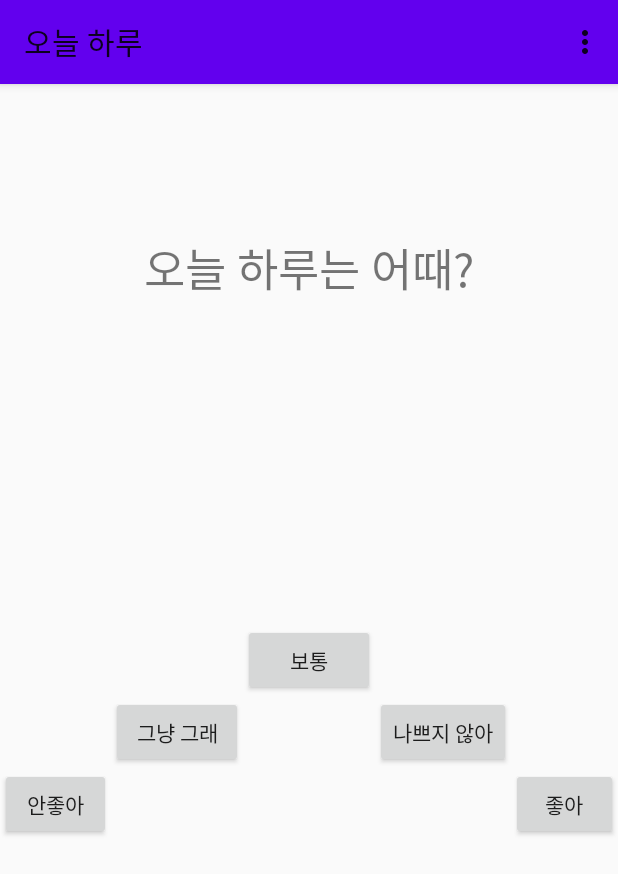
After one commit to JiYeon0203/MyEveryday, an Android app: the SixActivity screen opened directly, with no data from a screen before it, on a phone screen of 412 x 824 dp. The commit adds this screen. Shown: the top 874 px of the screen. Run offline under Robolectric (Android 15) with nearby library versions, the phone set to English and light mode, and no system bars.

Commit message:
06-14 update

```diff
--- a/app/src/main/AndroidManifest.xml
+++ b/app/src/main/AndroidManifest.xml
@@ -39,6 +39,7 @@
         <activity android:name=".ThirdActivity" android:label="병원 리스트 화면"/>
         <activity android:name=".FourActivity" android:label="메모장 화면"/>
         <activity android:name=".FiveActivity" android:label="하루 목표 화면"/>
+        <activity android:name=".SixActivity" android:label="오늘 하루는 어때? 화면"/>
     </application>
 
 </manifest>
--- /dev/null
+++ b/app/src/main/java/com/baewha/myeveryday/SixActivity.java
@@ -0,0 +1,41 @@
+package com.baewha.myeveryday;
+
+import android.content.Intent;
+import android.os.Bundle;
+import android.view.Menu;
+import android.view.MenuInflater;
+import android.view.MenuItem;
+
+import androidx.annotation.NonNull;
+import androidx.appcompat.app.AppCompatActivity;
+
+public class SixActivity extends AppCompatActivity {
+
+    @Override
+    public boolean onCreateOptionsMenu(Menu menu) {
+        super.onCreateOptionsMenu(menu);
+        MenuInflater mi = getMenuInflater();
+        mi.inflate(R.menu.menu, menu);
+        return true;
+    }
+
+    @Override
+    public boolean onOptionsItemSelected(@NonNull MenuItem item) {
+        super.onOptionsItemSelected(item);
+        switch (item.getItemId()){
+            case R.id.item1:
+                Intent intent = new Intent(getApplicationContext(), MainActivity.class);
+                startActivity(intent);
+                return true;
+        }
+        return false;
+    }
+
+    @Override
+    protected void onCreate(Bundle savedInstanceState) {
+        super.onCreate(savedInstanceState);
+        setContentView(R.layout.six);
+        setTitle("오늘 하루");
+
+    }
+}
--- /dev/null
+++ b/app/src/main/res/layout/six.xml
@@ -0,0 +1,63 @@
+<?xml version="1.0" encoding="utf-8"?>
+<RelativeLayout xmlns:android="http://schemas.android.com/apk/res/android"
+    android:layout_width="match_parent"
+    android:layout_height="match_parent">
+
+    <TextView
+        android:layout_width="wrap_content"
+        android:layout_height="wrap_content"
+        android:text="오늘 하루는 어때?"
+        android:textSize="30dp"
+        android:layout_marginTop="100dp"
+        android:layout_alignParentTop="true"
+        android:layout_centerHorizontal="true">
+    </TextView>
+
+    <Button
+        android:id="@+id/btn_1"
+        android:layout_width="wrap_content"
+        android:layout_height="wrap_content"
+        android:text="안좋아"
+        android:layout_below="@+id/btn_2"
+        android:layout_toLeftOf="@+id/btn_2">
+    </Button>
+
+    <Button
+        android:id="@+id/btn_2"
+        android:layout_width="wrap_content"
+        android:layout_height="wrap_content"
+        android:text="그냥 그래"
+        android:layout_below="@+id/btn3"
+        android:layout_toLeftOf="@+id/btn3">
+    </Button>
+
+    <Button
+        android:id="@+id/btn3"
+        android:layout_width="wrap_content"
+        android:layout_height="wrap_content"
+        android:text="보통"
+        android:layout_centerInParent="true">
+    </Button>
+
+    <Button
+        android:id="@+id/btn_4"
+        android:layout_width="wrap_content"
+        android:layout_height="wrap_content"
+        android:text="나쁘지 않아"
+        android:layout_below="@+id/btn3"
+        android:layout_toRightOf="@+id/btn3">
+    </Button>
+
+    <Button
+        android:id="@+id/btn_5"
+        android:layout_width="wrap_content"
+        android:layout_height="wrap_content"
+        android:text="좋아"
+        android:layout_below="@+id/btn_4"
+        android:layout_toRightOf="@+id/btn_4">
+    </Button>
+
+
+
+
+</RelativeLayout>
```
Also changed, not shown: app/src/main/java/com/baewha/myeveryday/FiveActivity.java (+23 -0 lines), app/src/main/res/menu/menu2.xml (added, +7 -0 lines).
